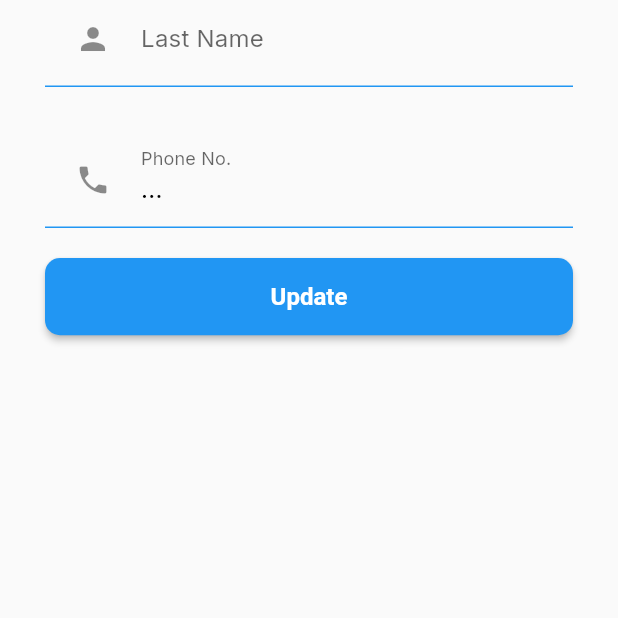
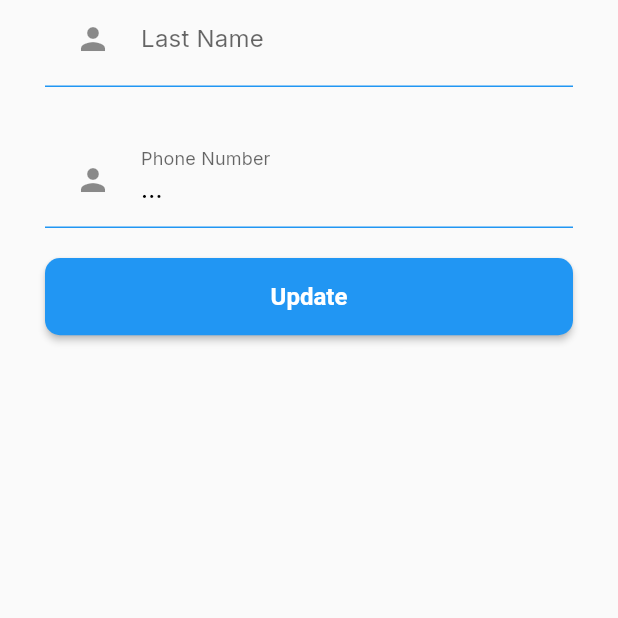
Before and after one commit to A-d-i-b/RentIt-Owner, a Flutter app: the OwnerUpdate screen opened by its route, on a phone screen of 412 x 824 dp, the part 618-1236 px from its top. Run offline on Flutter 3.47's test engine with Material 2 defaults, Android fonts, the light colour scheme and no system bars; our stand-ins replace cached_network_image, cloud_firestore, firebase_core, firebase_storage, get, google_fonts and 2 more; accounts and stored records are empty; network calls fail.

Commit message:
owner profile update

```diff
--- a/lib/Screens/owner_update_screen.dart
+++ b/lib/Screens/owner_update_screen.dart
@@ -7,6 +7,7 @@ import 'package:househunt/controllers/sign_up_controller.dart';
 import 'package:househunt/controllers/user_controller.dart';
 import 'package:househunt/http_connects/auth_controller.dart';
 import 'package:househunt/theme/base_theme.dart';
+import 'package:househunt/widgets/alert_dialog.dart';
 import 'package:househunt/widgets/image_asset_picker.dart';
 import 'package:househunt/controllers/firebase_controller.dart';
 import 'package:image_picker/image_picker.dart';
@@ -23,8 +24,9 @@ class _OwnerUpdateState extends State<OwnerUpdate> {
   final FireBaseController fireBaseController = Get.put(FireBaseController());
   final AuthConnect authConnect = Get.put(AuthConnect());
   final SignUpController signUpController = Get.put(SignUpController());
-  Rx<String> firstName = ''.obs;
-  Rx<String> lastName = ''.obs;
+  String firstName = '';
+  String lastName = '';
+  String mobile = '';
   @override
   Widget build(BuildContext context) {
     final profileImage = Image.asset(
@@ -33,8 +35,13 @@ class _OwnerUpdateState extends State<OwnerUpdate> {
     );
     return WillPopScope(
       onWillPop: () async {
-        firstName.value = '';
-        lastName.value = '';
+        final choice = await alertDialog(
+            title: 'Caution',
+            content: 'All unsaved changes will be lost. Do you want to exit?');
+        if (choice != true) return false;
+        firstName = '';
+        lastName = '';
+        mobile = '';
         return true;
       },
       child: Scaffold(
@@ -100,85 +107,36 @@ class _OwnerUpdateState extends State<OwnerUpdate> {
             ),
             const SizedBox(height: 20),
             Form(
-                child: Column(
+                child: Obx(
+              () => Column(
                 crossAxisAlignment: CrossAxisAlignment.start,
                 children: [
-                Obx(
-                  () => textField(firstName.value,
-                      userController.user.value.firstName, 'First Name'),
+                  textField(
+                    (val) {
+                      firstName = val;
+                    },
+                    userController.user.value.firstName,
+                    'First Name',
                   ),
                   const SizedBox(height: 30),
-                TextField(
-                  onChanged: (val) {
-                    lastName.value = val;
+                  textField(
+                    (val) {
+                      lastName = val;
                     },
-                  controller: TextEditingController(
-                      text: userController.user.value.lastName),
-                  decoration: const InputDecoration(
-                      prefixIcon: Padding(
-                        padding: EdgeInsets.all(20),
-                        child: Icon(Icons.person),
-                      ),
-                      enabledBorder: UnderlineInputBorder(
-                        borderSide: BorderSide(
-                          color: primary,
-                        ),
-                      ),
-                      focusedBorder: UnderlineInputBorder(
-                        borderSide: BorderSide(
-                          color: primary,
-                        ),
-                      ),
-                      errorBorder: UnderlineInputBorder(
-                        borderSide: BorderSide(
-                          color: Colors.red,
-                        ),
-                      ),
-                      focusedErrorBorder: UnderlineInputBorder(
-                        borderSide: BorderSide(
-                          color: Colors.red,
-                        ),
-                      ),
-                      labelText: 'Last Name'),
+                    userController.user.value.lastName,
+                    'Last Name',
                   ),
                   const SizedBox(height: 30),
-                Obx(
-                  () => TextField(
-                    onChanged: (val) {
-                      //TODO:change the value of phone
+                  textField(
+                    (val) {
+                      mobile = val;
                     },
-                    controller: TextEditingController(
-                        text: userController.user.value.phone),
-                    decoration: const InputDecoration(
-                        prefixIcon: Padding(
-                          padding: EdgeInsets.all(20),
-                          child: Icon(Icons.phone),
-                        ),
-                        enabledBorder: UnderlineInputBorder(
-                          borderSide: BorderSide(
-                            color: primary,
-                          ),
-                        ),
-                        focusedBorder: UnderlineInputBorder(
-                          borderSide: BorderSide(
-                            color: primary,
-                          ),
-                        ),
-                        errorBorder: UnderlineInputBorder(
-                          borderSide: BorderSide(
-                            color: Colors.red,
-                          ),
-                        ),
-                        focusedErrorBorder: UnderlineInputBorder(
-                          borderSide: BorderSide(
-                            color: Colors.red,
-                          ),
-                        ),
-                        labelText: 'Phone No.'),
-                  ),
+                    userController.user.value.phone,
+                    'Phone Number',
                   ),
                   const SizedBox(height: 20),
                 ],
+              ),
             )),
             SizedBox(
               height: Get.height / 16,
@@ -188,18 +146,30 @@ class _OwnerUpdateState extends State<OwnerUpdate> {
                       ? "Updating..."
                       : "Update"),
                   onPressed: () async {
-                    print(firstName.value);
-                    print(lastName.value);
-                    // if (firstName.value != '') {
-                    //   authConnect.updateUser({'firstName': firstName.value},
-                    //       userController.user.value.id, userController.jwt);
-                    // }
-                    // if (lastName.value != '') {
-                    //   authConnect.updateUser({'lastName': lastName.value},
-                    //       userController.user.value.id, userController.jwt);
-                    // }
                     if (userController.isUpdating.value) return;
                     userController.isUpdating.value = true;
+                    final body = {};
+
+                    if (firstName != '' &&
+                        firstName != userController.user.value.firstName) {
+                      body['firstName'] = firstName;
+                    }
+                    if (lastName != '' &&
+                        lastName != userController.user.value.lastName) {
+                      body['lastName'] = lastName;
+                    }
+                    if (mobile != '' &&
+                        mobile != userController.user.value.phone) {
+                      body['phone'] = mobile;
+                    }
+
+                    if (body.isEmpty) {
+                      userController.isUpdating.value = false;
+                      Get.back();
+                      return;
+                    }
+                    userController.updateUser(body);
+
                     if (!(userController.updatedImage.value.path == '')) {
                       final url = await FireBaseController.uploadFileProfile(
                         userController.user.value.id,
@@ -226,11 +196,9 @@ class _OwnerUpdateState extends State<OwnerUpdate> {
     );
   }
 
-  Widget textField(dynamic name, String text, String lab) {
+  Widget textField(void Function(String)? onChange, String text, String lab) {
     return TextField(
-      onChanged: (val) {
-        name = val;
-      },
+      onChanged: onChange,
       controller: TextEditingController(text: text),
       decoration: InputDecoration(
         prefixIcon: const Padding(
@@ -257,7 +225,8 @@ class _OwnerUpdateState extends State<OwnerUpdate> {
             color: Colors.red,
           ),
         ),
-          labelText: lab),
+        labelText: lab,
+      ),
     );
   }
 }
--- a/lib/models/user_model.dart
+++ b/lib/models/user_model.dart
@@ -32,7 +32,7 @@ class UserModel {
       firstName: json['firstName'],
       lastName: json['lastName'],
       phone: json['phone'],
-      imageUrl: json['image_url'],
+      // imageUrl: json['image_url'],
     );
   }
 }
```
Also changed, not shown: lib/Screens/flat_screen.dart (+4 -33 lines), lib/Screens/owner_profile_screen.dart (+1 -6 lines), lib/Screens/pg_screen.dart (+5 -33 lines), lib/controllers/firebase_controller.dart (+10 -0 lines), lib/controllers/otp_controller.dart (+16 -29 lines), lib/controllers/user_controller.dart (+61 -12 lines), lib/http_connects/auth_controller.dart (+10 -0 lines), lib/widgets/alert_dialog.dart (+37 -0 lines). Lines whose indentation alone changed are shown as unchanged.
